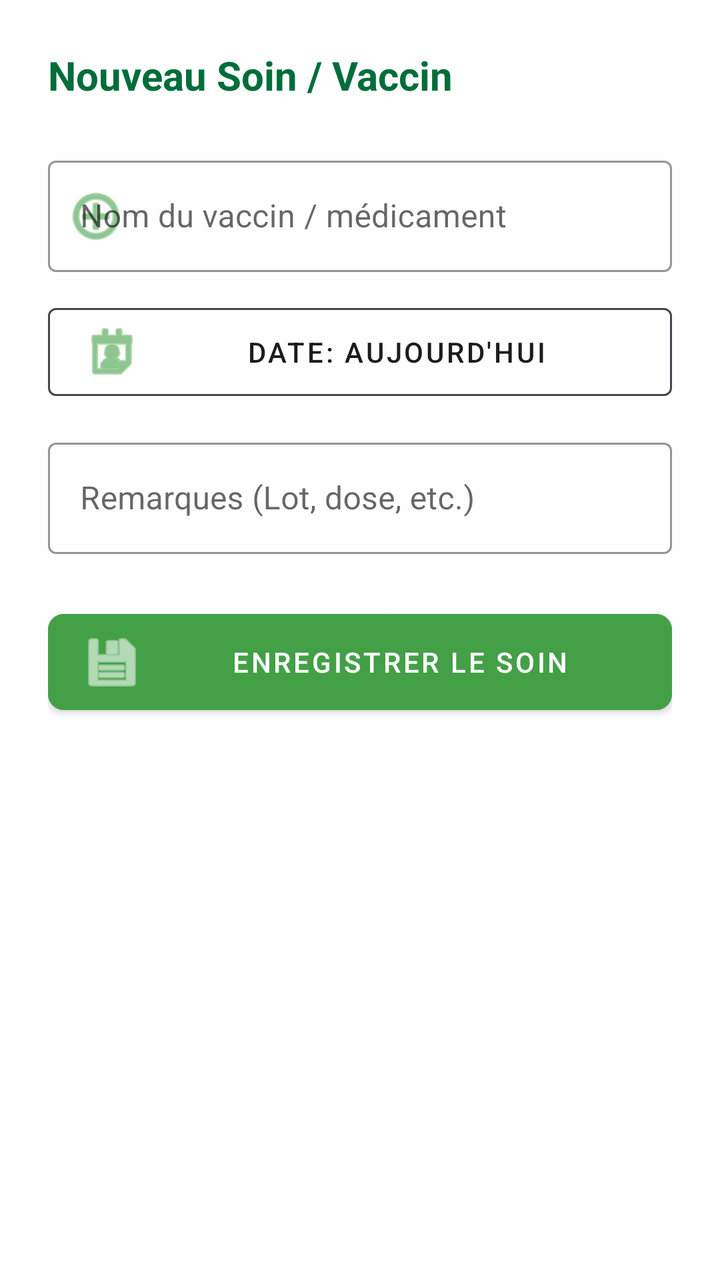
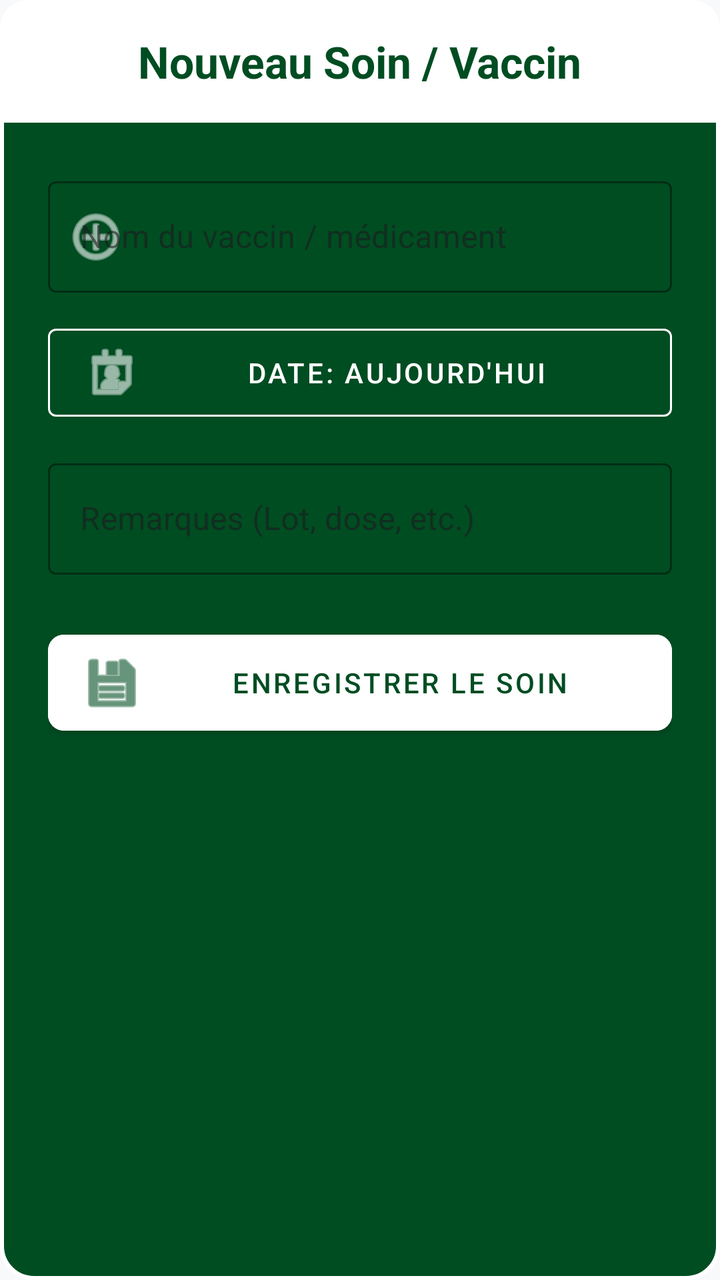

Screens rendered from an Android XML layout before and after an edit, with the pre-edit source and the edit as a unified diff.
<!-- AndroidManifest.xml: application theme Theme.Poulailler_copilot -->
<!-- res/layout/dialog_add_vaccine.xml -->
<?xml version="1.0" encoding="utf-8"?>
<LinearLayout xmlns:android="http://schemas.android.com/apk/res/android"
    xmlns:app="http://schemas.android.com/apk/res-auto"
    android:layout_width="match_parent"
    android:layout_height="wrap_content"
    android:orientation="vertical"
    android:padding="24dp"
    android:background="#E6FFFFFF">

    <TextView
        android:layout_width="match_parent"
        android:layout_height="wrap_content"
        android:text="Nouveau Soin / Vaccin"
        android:textColor="@color/primary"
        android:textSize="20sp"
        android:textStyle="bold"
        android:layout_marginBottom="24dp"/>

    <com.google.android.material.textfield.TextInputLayout
        android:layout_width="match_parent"
        android:layout_height="wrap_content"
        android:hint="Nom du vaccin / médicament"
        style="@style/Widget.MaterialComponents.TextInputLayout.OutlinedBox"
        android:layout_marginBottom="12dp"
        app:hintTextColor="@color/text_secondary"
        app:boxStrokeColor="@color/emerald_soft"
        app:startIconDrawable="@android:drawable/ic_menu_add"
        app:startIconTint="@color/emerald_soft">
        <com.google.android.material.textfield.TextInputEditText
            android:id="@+id/etVaccineName"
            android:layout_width="match_parent"
            android:layout_height="wrap_content"
            android:textColor="@color/text_primary" />
    </com.google.android.material.textfield.TextInputLayout>

    <com.google.android.material.button.MaterialButton
        android:id="@+id/btnSelectDate"
        android:layout_width="match_parent"
        android:layout_height="56dp"
        android:text="Date: Aujourd'hui"
        style="@style/Widget.MaterialComponents.Button.OutlinedButton"
        android:textColor="@color/text_primary"
        app:strokeColor="@color/text_secondary"
        app:icon="@android:drawable/ic_menu_my_calendar"
        app:iconTint="@color/emerald_soft"
        android:layout_marginBottom="12dp"/>

    <com.google.android.material.textfield.TextInputLayout
        android:layout_width="match_parent"
        android:layout_height="wrap_content"
        android:hint="Remarques (Lot, dose, etc.)"
        style="@style/Widget.MaterialComponents.TextInputLayout.OutlinedBox"
        android:layout_marginBottom="24dp"
        app:hintTextColor="@color/text_secondary"
        app:boxStrokeColor="@color/emerald_soft">
        <com.google.android.material.textfield.TextInputEditText
            android:id="@+id/etRemarks"
            android:layout_width="match_parent"
            android:layout_height="wrap_content"
            android:textColor="@color/text_primary" />
    </com.google.android.material.textfield.TextInputLayout>

    <com.google.android.material.button.MaterialButton
        android:id="@+id/btnSaveVaccine"
        android:layout_width="match_parent"
        android:layout_height="60dp"
        android:text="ENREGISTRER LE SOIN"
        android:backgroundTint="@color/emerald_soft"
        android:textColor="@color/white"
        app:cornerRadius="8dp"
        app:icon="@android:drawable/ic_menu_save"/>
</LinearLayout>
<!-- resources referenced by this layout -->
<resources>
  <color name="emerald_soft">#43A047</color>
  <color name="primary">#006D3A</color>
  <color name="text_primary">#1C1B1F</color>
  <color name="text_secondary">#49454F</color>
  <color name="white">#FFFFFFFF</color>
  <style name="Theme.Poulailler_copilot" parent="Theme.MaterialComponents.DayNight.NoActionBar">
          
          <item name="colorPrimary">@color/primary</item>
          <item name="colorPrimaryVariant">@color/primary_variant</item>
          <item name="colorOnPrimary">@color/white</item>
  
          
          <item name="colorSecondary">@color/secondary</item>
          <item name="colorSecondaryVariant">@color/secondary_variant</item>
          <item name="colorOnSecondary">@color/white</item>
  
          
          <item name="android:windowBackground">@color/background</item>
          <item name="backgroundColor">@color/background</item>
  
          
          <item name="android:statusBarColor">?attr/colorPrimaryVariant</item>
  
          
          <item name="materialCardViewStyle">@style/Widget.App.CardView</item>
          <item name="shapeAppearanceLargeComponent">@style/ShapeAppearance.App.LargeComponent</item>
      </style>
  <color name="primary_variant">#004D22</color>
  <color name="secondary">#43A047</color>
  <color name="secondary_variant">#2E7D32</color>
  <color name="background">@color/off_white</color>
  <style name="Widget.App.CardView" parent="Widget.MaterialComponents.CardView">
          <item name="cardElevation">2dp</item>
          <item name="cardCornerRadius">16dp</item>
          <item name="cardBackgroundColor">@color/surface</item>
          <item name="strokeWidth">0dp</item>
      </style>
  <style name="ShapeAppearance.App.LargeComponent" parent="ShapeAppearance.MaterialComponents.LargeComponent">
          <item name="cornerFamily">rounded</item>
          <item name="cornerSize">16dp</item>
      </style>
  <color name="off_white">#F8F9FA</color>
  <color name="surface">#FFFFFF</color>
</resources>

<!-- the commit's change to res/layout/dialog_add_vaccine.xml (unified diff, before → after) -->
@@ -4,69 +4,82 @@
     android:layout_width="match_parent"
     android:layout_height="wrap_content"
     android:orientation="vertical"
-    android:padding="24dp"
-    android:background="#E6FFFFFF">
+    android:background="@drawable/bg_dialog_dark">
 
-    <TextView
+    <LinearLayout
         android:layout_width="match_parent"
         android:layout_height="wrap_content"
-        android:text="Nouveau Soin / Vaccin"
-        android:textColor="@color/primary"
-        android:textSize="20sp"
-        android:textStyle="bold"
-        android:layout_marginBottom="24dp"/>
+        android:background="@drawable/bg_dialog_header"
+        android:padding="16dp"
+        android:gravity="center">
+        <TextView
+            android:layout_width="wrap_content"
+            android:layout_height="wrap_content"
+            android:text="Nouveau Soin / Vaccin"
+            android:textColor="@color/primary_variant"
+            android:textSize="22sp"
+            android:textStyle="bold"/>
+    </LinearLayout>
 
-    <com.google.android.material.textfield.TextInputLayout
+    <LinearLayout
         android:layout_width="match_parent"
         android:layout_height="wrap_content"
-        android:hint="Nom du vaccin / médicament"
-        style="@style/Widget.MaterialComponents.TextInputLayout.OutlinedBox"
-        android:layout_marginBottom="12dp"
-        app:hintTextColor="@color/text_secondary"
-        app:boxStrokeColor="@color/emerald_soft"
-        app:startIconDrawable="@android:drawable/ic_menu_add"
-        app:startIconTint="@color/emerald_soft">
-        <com.google.android.material.textfield.TextInputEditText
-            android:id="@+id/etVaccineName"
+        android:orientation="vertical"
+        android:padding="24dp">
+
+        <com.google.android.material.textfield.TextInputLayout
             android:layout_width="match_parent"
             android:layout_height="wrap_content"
-            android:textColor="@color/text_primary" />
-    </com.google.android.material.textfield.TextInputLayout>
+            android:hint="Nom du vaccin / médicament"
+            style="@style/Widget.MaterialComponents.TextInputLayout.OutlinedBox"
+            android:layout_marginBottom="12dp"
+            app:hintTextColor="#CCFFFFFF"
+            app:boxStrokeColor="@color/white"
+            app:startIconDrawable="@android:drawable/ic_menu_add"
+            app:startIconTint="@color/white">
+            <com.google.android.material.textfield.TextInputEditText
+                android:id="@+id/etVaccineName"
+                android:layout_width="match_parent"
+                android:layout_height="wrap_content"
+                android:textColor="@color/white" />
+        </com.google.android.material.textfield.TextInputLayout>
 
-    <com.google.android.material.button.MaterialButton
-        android:id="@+id/btnSelectDate"
-        android:layout_width="match_parent"
-        android:layout_height="56dp"
-        android:text="Date: Aujourd'hui"
-        style="@style/Widget.MaterialComponents.Button.OutlinedButton"
-        android:textColor="@color/text_primary"
-        app:strokeColor="@color/text_secondary"
-        app:icon="@android:drawable/ic_menu_my_calendar"
-        app:iconTint="@color/emerald_soft"
-        android:layout_marginBottom="12dp"/>
+        <com.google.android.material.button.MaterialButton
+            android:id="@+id/btnSelectDate"
+            android:layout_width="match_parent"
+            android:layout_height="56dp"
+            android:text="Date: Aujourd'hui"
+            style="@style/Widget.MaterialComponents.Button.OutlinedButton"
+            android:textColor="@color/white"
+            app:strokeColor="@color/white"
+            app:icon="@android:drawable/ic_menu_my_calendar"
+            app:iconTint="@color/white"
+            android:layout_marginBottom="12dp"/>
 
-    <com.google.android.material.textfield.TextInputLayout
-        android:layout_width="match_parent"
-        android:layout_height="wrap_content"
-        android:hint="Remarques (Lot, dose, etc.)"
-        style="@style/Widget.MaterialComponents.TextInputLayout.OutlinedBox"
-        android:layout_marginBottom="24dp"
-        app:hintTextColor="@color/text_secondary"
-        app:boxStrokeColor="@color/emerald_soft">
-        <com.google.android.material.textfield.TextInputEditText
-            android:id="@+id/etRemarks"
+        <com.google.android.material.textfield.TextInputLayout
             android:layout_width="match_parent"
             android:layout_height="wrap_content"
-            android:textColor="@color/text_primary" />
-    </com.google.android.material.textfield.TextInputLayout>
+            android:hint="Remarques (Lot, dose, etc.)"
+            style="@style/Widget.MaterialComponents.TextInputLayout.OutlinedBox"
+            android:layout_marginBottom="24dp"
+            app:hintTextColor="#CCFFFFFF"
+            app:boxStrokeColor="@color/white">
+            <com.google.android.material.textfield.TextInputEditText
+                android:id="@+id/etRemarks"
+                android:layout_width="match_parent"
+                android:layout_height="wrap_content"
+                android:textColor="@color/white" />
+        </com.google.android.material.textfield.TextInputLayout>
 
-    <com.google.android.material.button.MaterialButton
-        android:id="@+id/btnSaveVaccine"
-        android:layout_width="match_parent"
-        android:layout_height="60dp"
-        android:text="ENREGISTRER LE SOIN"
-        android:backgroundTint="@color/emerald_soft"
-        android:textColor="@color/white"
-        app:cornerRadius="8dp"
-        app:icon="@android:drawable/ic_menu_save"/>
+        <com.google.android.material.button.MaterialButton
+            android:id="@+id/btnSaveVaccine"
+            android:layout_width="match_parent"
+            android:layout_height="60dp"
+            android:text="ENREGISTRER LE SOIN"
+            android:backgroundTint="@color/white"
+            android:textColor="@color/primary_variant"
+            app:cornerRadius="8dp"
+            app:icon="@android:drawable/ic_menu_save"
+            app:iconTint="@color/primary_variant"/>
+    </LinearLayout>
 </LinearLayout>
<!-- resource entries referenced after the edit -->
@@ -1,10 +1,26 @@
 <!-- resources referenced by this layout -->
 <resources>
-  <color name="emerald_soft">#43A047</color>
   <color name="primary">#006D3A</color>
   <color name="text_primary">#1C1B1F</color>
   <color name="text_secondary">#49454F</color>
   <color name="white">#FFFFFFFF</color>
+  <!-- drawable bg_dialog_dark (drawable) -->
+  <?xml version="1.0" encoding="utf-8"?>
+  <shape xmlns:android="http://schemas.android.com/apk/res/android">
+      <solid android:color="@color/primary_variant" />
+      <stroke
+          android:width="2dp"
+          android:color="@color/white" />
+      <corners android:radius="16dp" />
+  </shape>
+  <!-- drawable bg_dialog_header (drawable) -->
+  <?xml version="1.0" encoding="utf-8"?>
+  <shape xmlns:android="http://schemas.android.com/apk/res/android">
+      <solid android:color="@color/white" />
+      <corners
+          android:topLeftRadius="14dp"
+          android:topRightRadius="14dp" />
+  </shape>
   <style name="Theme.Poulailler_copilot" parent="Theme.MaterialComponents.DayNight.NoActionBar">
           
           <item name="colorPrimary">@color/primary</item>
@@ -18,7 +34,13 @@
   
           
           <item name="android:windowBackground">@color/background</item>
-          <item name="backgroundColor">@color/background</item>
+          <item name="colorSurface">@color/surface</item>
+          <item name="colorOnSurface">@color/text_primary</item>
+          <item name="colorOnSurfaceVariant">@color/text_secondary</item>
+  
+          
+          <item name="android:textColorPrimary">@color/text_primary</item>
+          <item name="android:textColorSecondary">@color/text_secondary</item>
   
           
           <item name="android:statusBarColor">?attr/colorPrimaryVariant</item>
@@ -26,6 +48,10 @@
           
           <item name="materialCardViewStyle">@style/Widget.App.CardView</item>
           <item name="shapeAppearanceLargeComponent">@style/ShapeAppearance.App.LargeComponent</item>
+  
+          
+          <item name="materialAlertDialogTheme">@style/ThemeOverlay.App.MaterialAlertDialog</item>
+          <item name="alertDialogTheme">@style/ThemeOverlay.App.MaterialAlertDialog</item>
       </style>
   <color name="primary_variant">#004D22</color>
   <color name="secondary">#43A047</color>
@@ -41,6 +67,11 @@
           <item name="cornerFamily">rounded</item>
           <item name="cornerSize">16dp</item>
       </style>
+  <style name="ThemeOverlay.App.MaterialAlertDialog" parent="ThemeOverlay.MaterialComponents.MaterialAlertDialog">
+          <item name="colorSurface">@color/surface</item>
+          <item name="colorOnSurface">@color/text_primary</item>
+          <item name="android:textColorPrimary">@color/text_primary</item>
+      </style>
   <color name="off_white">#F8F9FA</color>
   <color name="surface">#FFFFFF</color>
 </resources>
